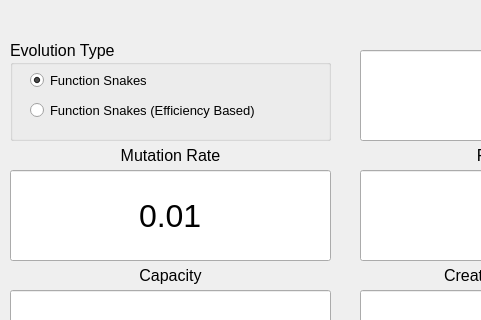
This is ES/startwindow.ui in tland357/EvolutionSim as Qt 5 draws it before an edit; both pictures show x 0 to 481 and y 0 to 320 of the 1108 by 960 pixel window. The edited form follows.
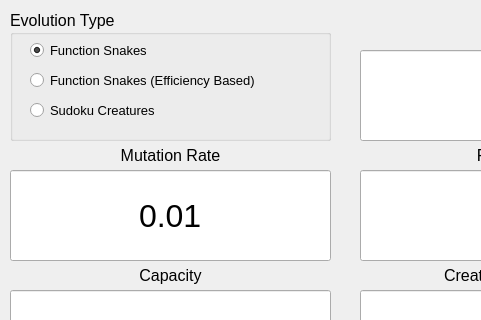
This is the edited form.

What changed in the file:
```diff
--- a/ES/startwindow.ui
+++ b/ES/startwindow.ui
@@ -240,9 +240,9 @@
      <property name="geometry">
       <rect>
        <x>10</x>
-       <y>40</y>
+       <y>10</y>
        <width>321</width>
-       <height>101</height>
+       <height>131</height>
       </rect>
      </property>
      <property name="font">
@@ -319,6 +319,39 @@
        <bool>false</bool>
       </property>
      </widget>
+     <widget class="QRadioButton" name="SimType3">
+      <property name="geometry">
+       <rect>
+        <x>20</x>
+        <y>80</y>
+        <width>311</width>
+        <height>41</height>
+       </rect>
+      </property>
+      <property name="font">
+       <font>
+        <pointsize>10</pointsize>
+       </font>
+      </property>
+      <property name="cursor">
+       <cursorShape>PointingHandCursor</cursorShape>
+      </property>
+      <property name="text">
+       <string>Sudoku Creatures</string>
+      </property>
+      <property name="iconSize">
+       <size>
+        <width>20</width>
+        <height>20</height>
+       </size>
+      </property>
+      <property name="checkable">
+       <bool>true</bool>
+      </property>
+      <property name="checked">
+       <bool>false</bool>
+      </property>
+     </widget>
     </widget>
     <widget class="QLabel" name="GenerationLabel">
      <property name="geometry">
```
